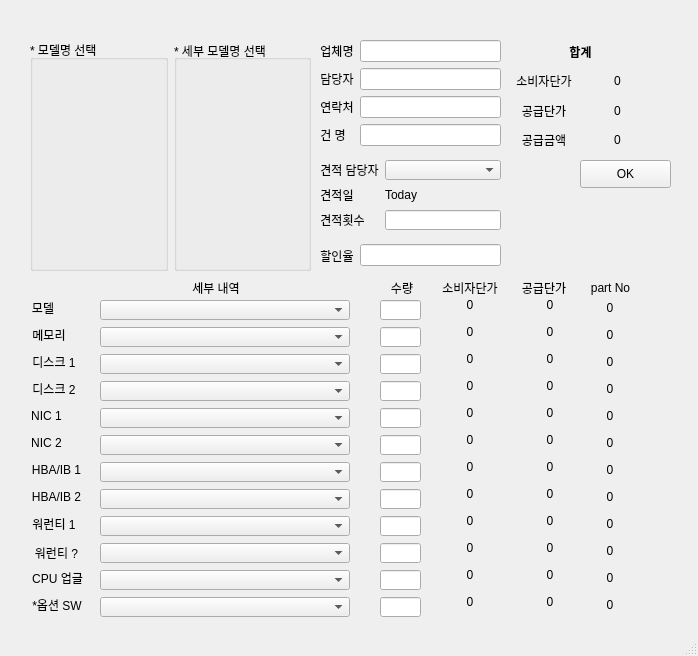
This is external/estimate/main_windows.ui in weed700/study_repo as Qt 5 draws it before an edit. The edited form follows.
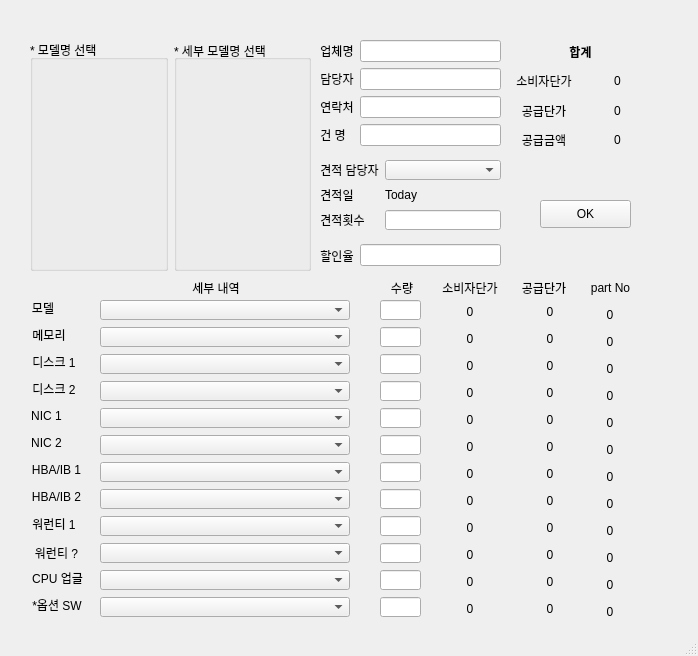
This is the edited form.

Commit message: 수량 계산

What changed in the file:
```diff
--- a/external/estimate/main_windows.ui
+++ b/external/estimate/main_windows.ui
@@ -90,8 +90,8 @@
    <widget class="QPushButton" name="OK">
     <property name="geometry">
      <rect>
-      <x>580</x>
-      <y>160</y>
+      <x>540</x>
+      <y>200</y>
       <width>91</width>
       <height>28</height>
      </rect>
@@ -317,7 +317,7 @@
     <property name="geometry">
      <rect>
       <x>510</x>
-      <y>486</y>
+      <y>493</y>
       <width>80</width>
       <height>16</height>
      </rect>
@@ -333,7 +333,7 @@
     <property name="geometry">
      <rect>
       <x>510</x>
-      <y>567</y>
+      <y>574</y>
       <width>80</width>
       <height>16</height>
      </rect>
@@ -345,11 +345,11 @@
      <set>Qt::AlignCenter</set>
     </property>
    </widget>
-   <widget class="QLabel" name="hba_2">
+   <widget class="QLabel" name="sdfds">
     <property name="geometry">
      <rect>
       <x>510</x>
-      <y>459</y>
+      <y>466</y>
       <width>80</width>
       <height>16</height>
      </rect>
@@ -361,11 +361,11 @@
      <set>Qt::AlignCenter</set>
     </property>
    </widget>
-   <widget class="QLabel" name="nic_2">
+   <widget class="QLabel" name="sadf">
     <property name="geometry">
      <rect>
       <x>510</x>
-      <y>405</y>
+      <y>412</y>
       <width>80</width>
       <height>16</height>
      </rect>
@@ -381,7 +381,7 @@
     <property name="geometry">
      <rect>
       <x>510</x>
-      <y>324</y>
+      <y>331</y>
       <width>80</width>
       <height>16</height>
      </rect>
@@ -397,7 +397,7 @@
     <property name="geometry">
      <rect>
       <x>510</x>
-      <y>297</y>
+      <y>304</y>
       <width>80</width>
       <height>16</height>
      </rect>
@@ -413,7 +413,7 @@
     <property name="geometry">
      <rect>
       <x>510</x>
-      <y>594</y>
+      <y>601</y>
       <width>80</width>
       <height>16</height>
      </rect>
@@ -429,7 +429,7 @@
     <property name="geometry">
      <rect>
       <x>510</x>
-      <y>432</y>
+      <y>439</y>
       <width>80</width>
       <height>16</height>
      </rect>
@@ -445,7 +445,7 @@
     <property name="geometry">
      <rect>
       <x>510</x>
-      <y>351</y>
+      <y>358</y>
       <width>80</width>
       <height>16</height>
      </rect>
@@ -461,7 +461,7 @@
     <property name="geometry">
      <rect>
       <x>510</x>
-      <y>378</y>
+      <y>385</y>
       <width>80</width>
       <height>16</height>
      </rect>
@@ -473,11 +473,11 @@
      <set>Qt::AlignCenter</set>
     </property>
    </widget>
-   <widget class="QLabel" name="w_2">
+   <widget class="QLabel" name="wa_2">
     <property name="geometry">
      <rect>
       <x>510</x>
-      <y>513</y>
+      <y>520</y>
       <width>80</width>
       <height>16</height>
      </rect>
@@ -493,7 +493,7 @@
     <property name="geometry">
      <rect>
       <x>510</x>
-      <y>540</y>
+      <y>547</y>
       <width>80</width>
       <height>16</height>
      </rect>
@@ -509,7 +509,7 @@
     <property name="geometry">
      <rect>
       <x>570</x>
-      <y>597</y>
+      <y>604</y>
       <width>80</width>
       <height>16</height>
      </rect>
@@ -525,7 +525,7 @@
     <property name="geometry">
      <rect>
       <x>570</x>
-      <y>354</y>
+      <y>361</y>
       <width>80</width>
       <height>16</height>
      </rect>
@@ -541,7 +541,7 @@
     <property name="geometry">
      <rect>
       <x>570</x>
-      <y>516</y>
+      <y>523</y>
       <width>80</width>
       <height>16</height>
      </rect>
@@ -557,7 +557,7 @@
     <property name="geometry">
      <rect>
       <x>570</x>
-      <y>408</y>
+      <y>415</y>
       <width>80</width>
       <height>16</height>
      </rect>
@@ -573,7 +573,7 @@
     <property name="geometry">
      <rect>
       <x>570</x>
-      <y>462</y>
+      <y>469</y>
       <width>80</width>
       <height>16</height>
      </rect>
@@ -589,7 +589,7 @@
     <property name="geometry">
      <rect>
       <x>570</x>
-      <y>300</y>
+      <y>307</y>
       <width>80</width>
       <height>16</height>
      </rect>
@@ -605,7 +605,7 @@
     <property name="geometry">
      <rect>
       <x>570</x>
-      <y>489</y>
+      <y>496</y>
       <width>80</width>
       <height>16</height>
      </rect>
@@ -621,7 +621,7 @@
     <property name="geometry">
      <rect>
       <x>570</x>
-      <y>381</y>
+      <y>388</y>
       <width>80</width>
       <height>16</height>
      </rect>
@@ -637,7 +637,7 @@
     <property name="geometry">
      <rect>
       <x>570</x>
-      <y>327</y>
+      <y>334</y>
       <width>80</width>
       <height>16</height>
      </rect>
@@ -653,7 +653,7 @@
     <property name="geometry">
      <rect>
       <x>570</x>
-      <y>435</y>
+      <y>442</y>
       <width>80</width>
       <height>16</height>
      </rect>
@@ -669,7 +669,7 @@
     <property name="geometry">
      <rect>
       <x>570</x>
-      <y>543</y>
+      <y>550</y>
       <width>80</width>
       <height>16</height>
      </rect>
@@ -685,7 +685,7 @@
     <property name="geometry">
      <rect>
       <x>570</x>
-      <y>570</y>
+      <y>577</y>
       <width>80</width>
       <height>16</height>
      </rect>
@@ -834,7 +834,7 @@
     <property name="geometry">
      <rect>
       <x>430</x>
-      <y>594</y>
+      <y>601</y>
       <width>80</width>
       <height>16</height>
      </rect>
@@ -850,7 +850,7 @@
     <property name="geometry">
      <rect>
       <x>430</x>
-      <y>567</y>
+      <y>574</y>
       <width>80</width>
       <height>16</height>
      </rect>
@@ -862,11 +862,11 @@
      <set>Qt::AlignCenter</set>
     </property>
    </widget>
-   <widget class="QLabel" name="nic2_1">
+   <widget class="QLabel" name="nic_2">
     <property name="geometry">
      <rect>
       <x>430</x>
-      <y>432</y>
+      <y>439</y>
       <width>80</width>
       <height>16</height>
      </rect>
@@ -941,7 +941,7 @@
     <property name="geometry">
      <rect>
       <x>430</x>
-      <y>351</y>
+      <y>358</y>
       <width>80</width>
       <height>16</height>
      </rect>
@@ -1055,7 +1055,7 @@
     <property name="geometry">
      <rect>
       <x>430</x>
-      <y>324</y>
+      <y>331</y>
       <width>80</width>
       <height>16</height>
      </rect>
@@ -1090,7 +1090,7 @@
     <property name="geometry">
      <rect>
       <x>430</x>
-      <y>459</y>
+      <y>466</y>
       <width>80</width>
       <height>16</height>
      </rect>
@@ -1141,11 +1141,11 @@
      </rect>
     </property>
    </widget>
-   <widget class="QLabel" name="label_35">
+   <widget class="QLabel" name="hba_2">
     <property name="geometry">
      <rect>
       <x>430</x>
-      <y>486</y>
+      <y>493</y>
       <width>80</width>
       <height>16</height>
      </rect>
@@ -1225,7 +1225,7 @@
     <property name="geometry">
      <rect>
       <x>430</x>
-      <y>297</y>
+      <y>304</y>
       <width>80</width>
       <height>16</height>
      </rect>
@@ -1237,11 +1237,11 @@
      <set>Qt::AlignCenter</set>
     </property>
    </widget>
-   <widget class="QLabel" name="label_37">
+   <widget class="QLabel" name="w_2">
     <property name="geometry">
      <rect>
       <x>430</x>
-      <y>540</y>
+      <y>547</y>
       <width>80</width>
       <height>16</height>
      </rect>
@@ -1365,7 +1365,7 @@
     <property name="geometry">
      <rect>
       <x>430</x>
-      <y>405</y>
+      <y>412</y>
       <width>80</width>
       <height>16</height>
      </rect>
@@ -1439,7 +1439,7 @@
     <property name="geometry">
      <rect>
       <x>430</x>
-      <y>378</y>
+      <y>385</y>
       <width>80</width>
       <height>16</height>
      </rect>
@@ -1455,7 +1455,7 @@
     <property name="geometry">
      <rect>
       <x>430</x>
-      <y>513</y>
+      <y>520</y>
       <width>80</width>
       <height>16</height>
      </rect>
```
Left out of the diff: 34 changed lines with no effect on the pictures. The commit also changes 1 other file.
